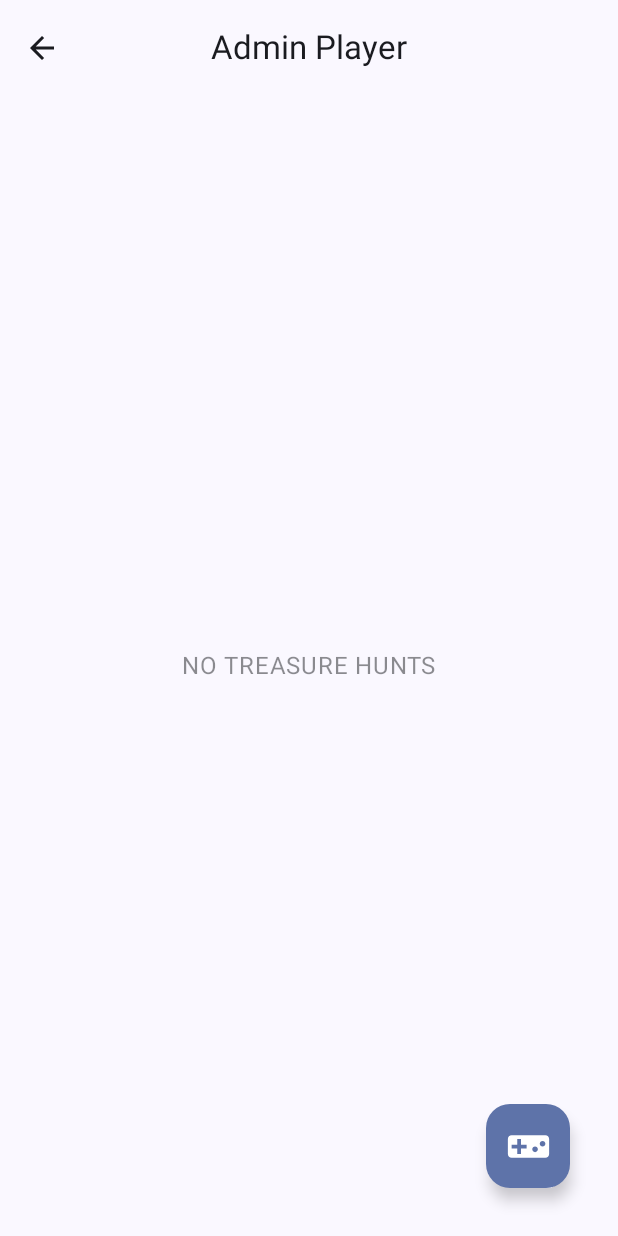
After one commit to hngx-org/team-newton-treasure-hunt, an Android app built with Jetpack Compose: the composable AdminScreen called with empty values, on a phone screen of 412 x 824 dp. The commit adds this screen. Run offline under Robolectric (Android 15) with nearby library versions, the light colour scheme and no system bars.

Commit message:
add admin_panel

```diff
--- a/app/src/main/java/com/teamnewton/treasurehunt/app/theme/Color.kt
+++ b/app/src/main/java/com/teamnewton/treasurehunt/app/theme/Color.kt
@@ -10,4 +10,4 @@ val Purple40 = Color(0xFF4b006e)
 val PurpleGrey40 = Color(0xFFD3B203)
 val Pink40 = Color(0xFF9370DB)
 
-val GradientColors = listOf(Purple40, PurpleGrey40, Pink40)
+val GradientColors = listOf(Purple40, PurpleGrey40, Purple80)
--- /dev/null
+++ b/app/src/main/java/com/teamnewton/treasurehunt/ui/admin/AdminScreen.kt
@@ -0,0 +1,105 @@
+package com.teamnewton.treasurehunt.ui.admin
+
+import androidx.compose.foundation.background
+import androidx.compose.foundation.layout.Box
+import androidx.compose.foundation.layout.fillMaxSize
+import androidx.compose.foundation.layout.padding
+import androidx.compose.foundation.layout.size
+import androidx.compose.foundation.lazy.grid.GridCells
+import androidx.compose.foundation.lazy.grid.LazyVerticalGrid
+import androidx.compose.foundation.lazy.grid.items
+import androidx.compose.material.icons.Icons
+import androidx.compose.material.icons.filled.ArrowBack
+import androidx.compose.material3.CenterAlignedTopAppBar
+import androidx.compose.material3.ExperimentalMaterial3Api
+import androidx.compose.material3.FloatingActionButton
+import androidx.compose.material3.Icon
+import androidx.compose.material3.IconButton
+import androidx.compose.material3.LargeFloatingActionButton
+import androidx.compose.material3.Scaffold
+import androidx.compose.material3.Text
+import androidx.compose.runtime.Composable
+import androidx.compose.ui.Modifier
+import androidx.compose.ui.res.painterResource
+import androidx.compose.ui.unit.dp
+import com.teamnewton.treasurehunt.R
+import com.teamnewton.treasurehunt.app.theme.Pink40
+
+@OptIn(ExperimentalMaterial3Api::class)
+@Composable
+fun AdminScreen(
+    modifier: Modifier = Modifier,
+    onCreateTreasureHunt: () -> Unit,
+    treasureGames: List<Game>,
+    onGameClick: (Game) -> Unit,
+    onBack: () -> Unit,
+) {
+
+    Scaffold(
+        modifier = Modifier,
+        topBar = {
+            CenterAlignedTopAppBar(
+                title = { Text(text = "Admin Player") },
+                navigationIcon = {
+                    IconButton(onClick = onBack) {
+                        Icon(
+                            imageVector = Icons.Default.ArrowBack,
+                            contentDescription = "go back"
+                        )
+                    }
+                })
+        },
+        floatingActionButton = {
+            FloatingActionButton(
+                modifier = modifier.padding(end = 16.dp, bottom = 16.dp),
+                onClick = { onCreateTreasureHunt() },
+                content = {
+                    Icon(
+                        painter = painterResource(id = R.drawable.baseline_videogame),
+                        contentDescription = "",
+                        modifier = modifier.size(30.dp)
+                    )
+                }
+            )
+        },
+        content = { scaffoldPadding ->
+            Box(
+                modifier = Modifier
+                    .padding(scaffoldPadding)
+                    .padding(12.dp)
+                    .fillMaxSize(),
+                content = {
+                    if (treasureGames.isEmpty())
+                        EmptyGamesView()
+                    else
+                        AdminGamesList(
+                            games = treasureGames,
+                            onGameClick = onGameClick
+                        )
+                }
+            )
+        }
+    )
+}
+
+
+@Composable
+fun AdminGamesList(
+    modifier: Modifier = Modifier,
+    games: List<Game>,
+    onGameClick: (Game) -> Unit,
+) {
+    LazyVerticalGrid(
+        modifier = modifier,
+        columns = GridCells.Fixed(2),
+        content = {
+            items(games) { game ->
+                GameCard(
+                    treasure = game,
+                    onTreasureClick = onGameClick
+                )
+            }
+        }
+    )
+
+}
--- /dev/null
+++ b/app/src/main/java/com/teamnewton/treasurehunt/ui/admin/EmptyGameList.kt
@@ -0,0 +1,28 @@
+package com.teamnewton.treasurehunt.ui.admin
+
+import androidx.compose.foundation.layout.Box
+import androidx.compose.foundation.layout.fillMaxSize
+import androidx.compose.material3.MaterialTheme
+import androidx.compose.material3.Text
+import androidx.compose.runtime.Composable
+import androidx.compose.ui.Alignment
+import androidx.compose.ui.Modifier
+import androidx.compose.ui.tooling.preview.Preview
+
+@Composable
+fun EmptyGamesView(
+    modifier: Modifier = Modifier,
+) {
+    Box(
+        modifier = modifier.fillMaxSize(),
+        contentAlignment = Alignment.Center,
+        content = {
+            Text(
+                text = "NO TREASURE HUNTS",
+                style = MaterialTheme.typography.bodyLarge.copy(
+                    color = MaterialTheme.colorScheme.onBackground.copy(alpha = 0.5f)
+                ),
+            )
+        }
+    )
+}
--- a/app/src/main/java/com/teamnewton/treasurehunt/ui/mainscreen/GameTopBar.kt
+++ b/app/src/main/java/com/teamnewton/treasurehunt/ui/mainscreen/GameTopBar.kt
@@ -1,6 +1,7 @@
 package com.teamnewton.treasurehunt.ui.mainscreen
 
 import androidx.compose.material.icons.Icons
+import androidx.compose.material.icons.filled.ArrowBack
 import androidx.compose.material.icons.filled.Person
 import androidx.compose.material3.CenterAlignedTopAppBar
 import androidx.compose.material3.ExperimentalMaterial3Api
--- a/app/src/main/java/com/teamnewton/treasurehunt/ui/onboarding/ProfileScreen.kt
+++ b/app/src/main/java/com/teamnewton/treasurehunt/ui/onboarding/ProfileScreen.kt
@@ -41,12 +41,12 @@ import com.teamnewton.treasurehunt.ui.onboarding.signup.SignInUserData
 fun ProfileViewScreen(
     modifier: Modifier = Modifier,
     onSignOut: () -> Unit,
+    userName: String
 ) {
 
     val composition by rememberLottieComposition(
         spec = LottieCompositionSpec.RawRes(R.raw.hand_wave_animation)
     )
-    val firstName = Firebase.auth.currentUser?.displayName?.substringBefore(' ') ?:""
 
 
     Scaffold(
@@ -72,7 +72,7 @@ fun ProfileViewScreen(
                     )
 
                     Text(
-                        text = "Hello, $firstName",
+                        text = "Hello, $userName",
                         textAlign = TextAlign.Center,
                         fontSize = 36.sp,
                         fontWeight = FontWeight.SemiBold,
--- a/app/src/main/java/com/teamnewton/treasurehunt/ui/onboarding/login/LoginState.kt
+++ b/app/src/main/java/com/teamnewton/treasurehunt/ui/onboarding/login/LoginState.kt
@@ -10,4 +10,5 @@ data class LoginState(
     val isSuccessLogin: Boolean = false,
     val signUpError: String? = null,
     val loginError: String? = null,
+    val firstName: String? = null,
 )
--- a/app/src/main/java/com/teamnewton/treasurehunt/ui/onboarding/login/LoginViewModel.kt
+++ b/app/src/main/java/com/teamnewton/treasurehunt/ui/onboarding/login/LoginViewModel.kt
@@ -15,7 +15,7 @@ class LoginViewModel(
     private val repository: AuthRepository = AuthRepository()
 ) : ViewModel() {
 
-    val currentUser = repository.currentUser
+    private val currentUser = repository.currentUser
 
     val hasUser: Boolean = repository.hasUser()
 
@@ -86,7 +86,7 @@ class LoginViewModel(
                     onComplete = { success ->
                         if (success) {
                             Toast.makeText(context, "Successful Login", Toast.LENGTH_SHORT).show()
-                            _loginUiState.update { it.copy(isSuccessLogin = true) }
+                            _loginUiState.update { it.copy(isSuccessLogin = true, firstName = currentUser?.displayName ?:"") }
                         } else {
                             Toast.makeText(context, "Failed Login", Toast.LENGTH_SHORT).show()
                             _loginUiState.update { it.copy(isSuccessLogin = false) }
--- a/app/src/main/java/com/teamnewton/treasurehunt/ui/onboarding/signup/SignUpScreen.kt
+++ b/app/src/main/java/com/teamnewton/treasurehunt/ui/onboarding/signup/SignUpScreen.kt
@@ -212,7 +212,7 @@ fun SignUpScreen(
         }
     )
 
-    LaunchedEffect(
+   LaunchedEffect(
         key1 = hasUser,
         block = {
             if (hasUser) {
--- /dev/null
+++ b/app/src/main/res/drawable/baseline_videogame.xml
@@ -0,0 +1,5 @@
+<vector android:height="24dp" android:tint="#000000"
+    android:viewportHeight="24" android:viewportWidth="24"
+    android:width="24dp" xmlns:android="http://schemas.android.com/apk/res/android">
+    <path android:fillColor="@android:color/white" android:pathData="M21,6L3,6c-1.1,0 -2,0.9 -2,2v8c0,1.1 0.9,2 2,2h18c1.1,0 2,-0.9 2,-2L23,8c0,-1.1 -0.9,-2 -2,-2zM11,13L8,13v3L6,16v-3L3,13v-2h3L6,8h2v3h3v2zM15.5,15c-0.83,0 -1.5,-0.67 -1.5,-1.5s0.67,-1.5 1.5,-1.5 1.5,0.67 1.5,1.5 -0.67,1.5 -1.5,1.5zM19.5,12c-0.83,0 -1.5,-0.67 -1.5,-1.5S18.67,9 19.5,9s1.5,0.67 1.5,1.5 -0.67,1.5 -1.5,1.5z"/>
+</vector>
```
Also changed, not shown: app/src/main/java/com/teamnewton/treasurehunt/app/navigation/TreasureHuntAppDestinations.kt (+8 -0 lines), app/src/main/java/com/teamnewton/treasurehunt/app/navigation/TreasureHuntNavHost.kt (+74 -5 lines), app/src/main/java/com/teamnewton/treasurehunt/ui/admin/AddTreasure.kt (added, +100 -0 lines), app/src/main/java/com/teamnewton/treasurehunt/ui/admin/AdminState.kt (added, +11 -0 lines), app/src/main/java/com/teamnewton/treasurehunt/ui/admin/AdminViewModel.kt (added, +18 -0 lines), app/src/main/java/com/teamnewton/treasurehunt/ui/admin/GameCard.kt (added, +89 -0 lines), app/src/main/java/com/teamnewton/treasurehunt/ui/mainscreen/GameModeScreen.kt (+22 -4 lines), app/src/main/java/com/teamnewton/treasurehunt/ui/onboarding/login/LoginScreen.kt (+67 -4 lines), app/src/main/res/drawable/treasure_box.png (added).
